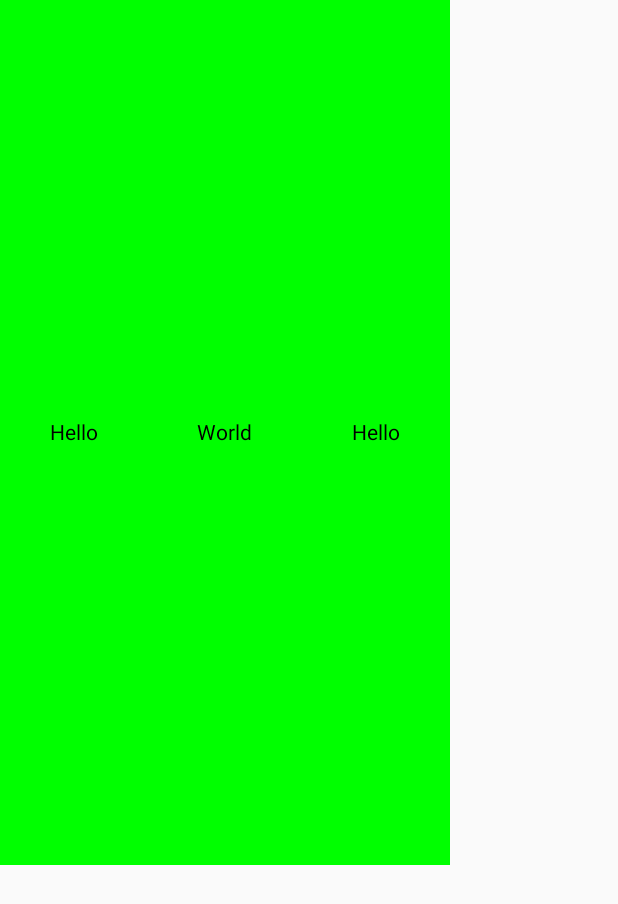
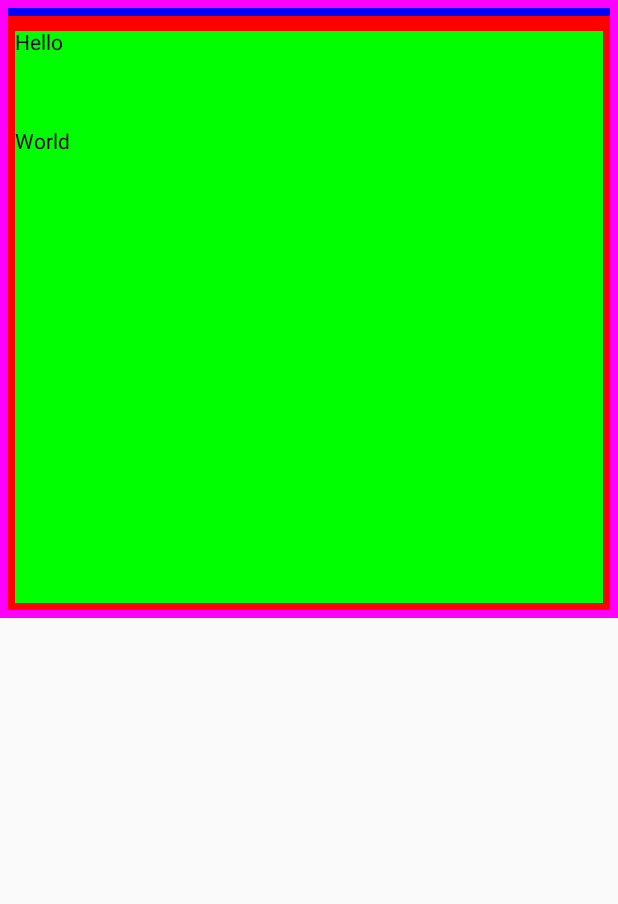
Before and after one commit to swapnilrkhamkar/JetpackCompose, an Android app built with Jetpack Compose: the screen it shows after launch (MainActivity), on a phone screen of 412 x 824 dp. Shown: the top 904 px of the screen. Run offline under Robolectric (Android 15) with nearby library versions, the phone set to English and light mode, and no system bars.

Commit message:
border, padding, clickable

```diff
--- a/app/src/main/java/com/compose/course/MainActivity.kt
+++ b/app/src/main/java/com/compose/course/MainActivity.kt
@@ -4,39 +4,40 @@ import android.os.Bundle
 import androidx.activity.ComponentActivity
 import androidx.activity.compose.setContent
 import androidx.compose.foundation.background
-import androidx.compose.foundation.layout.Arrangement
+import androidx.compose.foundation.border
+import androidx.compose.foundation.clickable
 import androidx.compose.foundation.layout.Column
-import androidx.compose.foundation.layout.Row
+import androidx.compose.foundation.layout.Spacer
 import androidx.compose.foundation.layout.fillMaxHeight
-import androidx.compose.foundation.layout.fillMaxSize
+import androidx.compose.foundation.layout.fillMaxWidth
 import androidx.compose.foundation.layout.height
-import androidx.compose.foundation.layout.width
-import androidx.compose.material3.MaterialTheme
-import androidx.compose.material3.Surface
+import androidx.compose.foundation.layout.padding
 import androidx.compose.material3.Text
-import androidx.compose.runtime.Composable
-import androidx.compose.ui.Alignment
 import androidx.compose.ui.Modifier
 import androidx.compose.ui.graphics.Color
-import androidx.compose.ui.tooling.preview.Preview
 import androidx.compose.ui.unit.dp
-import com.compose.course.ui.theme.JetpackComposeTheme
 
 class MainActivity : ComponentActivity() {
     override fun onCreate(savedInstanceState: Bundle?) {
         super.onCreate(savedInstanceState)
         setContent {
-            Row(
+            Column(
                 modifier = Modifier
-                    .width(300.dp)
-                    .fillMaxHeight(0.7f)
-                    .background(Color.Green),
-                horizontalArrangement = Arrangement.SpaceAround,
-                verticalAlignment = Alignment.CenterVertically
+                    .background(Color.Green)
+                    .fillMaxHeight(0.5f)
+                    .fillMaxWidth()
+                    .border(5.dp, Color.Magenta)
+                    .padding(top = 5.dp)
+                    .border(5.dp, Color.Blue)
+                    .padding(top = 5.dp)
+                    .border(10.dp, Color.Red)
+                    .padding(10.dp)
             ) {
-                Text(text = "Hello")
+                Text(text = "Hello", modifier = Modifier.clickable {
+
+                })
+                Spacer(modifier = Modifier.height(50.dp))
                 Text(text = "World")
-                Text(text = "Hello")
             }
         }
     }
```
